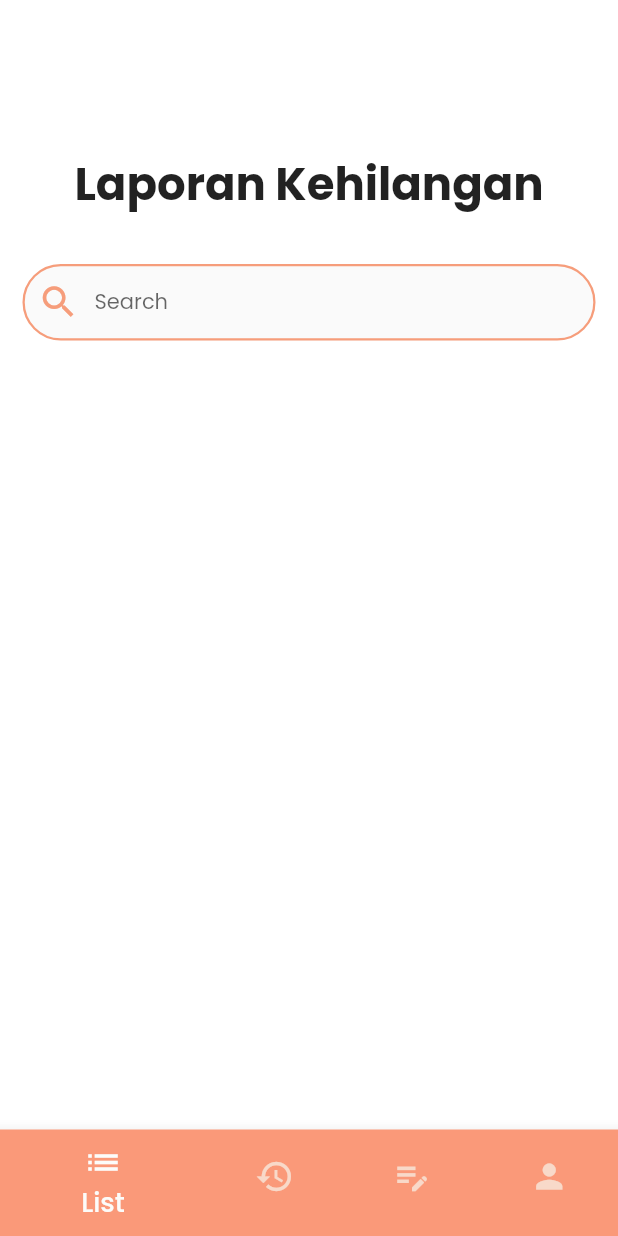
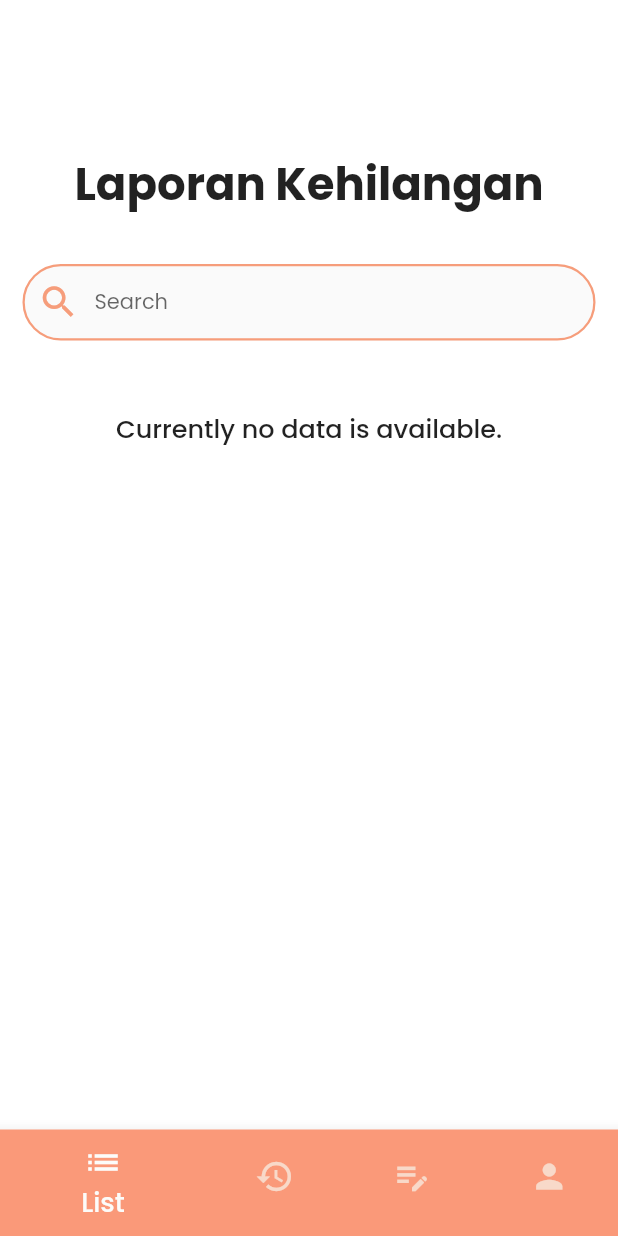
Before and after one commit to daffavcd/MissingPets, a Flutter app: the screen it shows after launch, on a phone screen of 412 x 824 dp. Run offline on Flutter 3.47's test engine with Material 2 defaults, Android fonts, the phone set to English and light mode, and no system bars; our stand-ins replace cloud_firestore, file_picker, firebase_auth, firebase_core, firebase_storage, google_fonts; accounts and stored records are empty; project files that could hold a hidden picture were left out.

Commit message:
notif if list is null, add 'status' field, bug : need to await uploadToStorage image before continouing create data

```diff
--- a/lib/pages/laporkan_kehilangan.dart
+++ b/lib/pages/laporkan_kehilangan.dart
@@ -62,7 +62,8 @@ class _LaporkanKehilanganState extends State<LaporkanKehilangan> {
       'jenisHewan': dropdownValue,
       'gambar': imageFix,
       'keterangan': keteranganController.text,
-      'userEmail': email
+      'userEmail': email,
+      'status': 'Belum Ditemukan',
     }).then((value) {
       ScaffoldMessenger.of(context).showSnackBar(
         const SnackBar(content: Text('Hewan berhasil didaftarkan.')),
--- a/lib/pages/list_laporan.dart
+++ b/lib/pages/list_laporan.dart
@@ -114,6 +114,23 @@ class _ListLaporanState extends State<ListLaporan> {
 
                 if (snapshot.connectionState == ConnectionState.waiting) {
                   return const Text("Loading");
+                }
+
+                if (snapshot.data!.docs.isEmpty) {
+                  return Padding(
+                    padding: const EdgeInsets.symmetric(
+                        horizontal: 10, vertical: 35),
+                    child: Text(
+                      "Currently no data is available.",
+                      style: GoogleFonts.poppins(
+                        textStyle: const TextStyle(
+                          fontWeight: FontWeight.w500,
+                          fontSize: 17,
+                          color: Colors.black87,
+                        ),
+                      ),
+                    ),
+                  );
                 }
 
                 return ListView(
```
